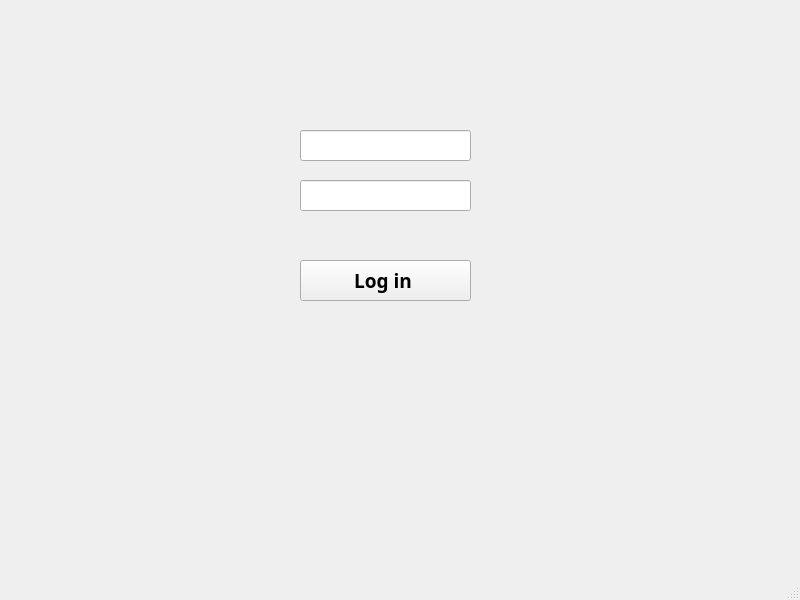
Qt form admin.ui (MoAmrYehia/TMS) before a commit.
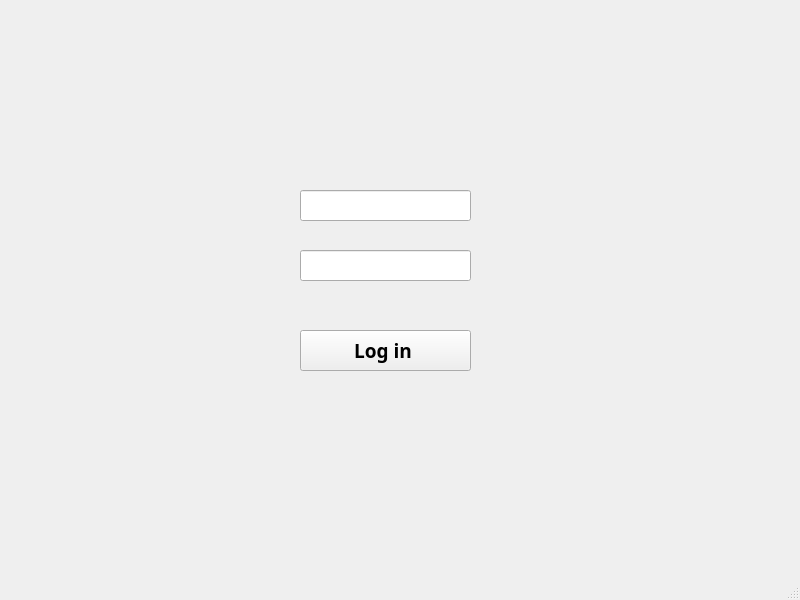
The same form after that commit. Icons and pictures are not drawn.

Patch:
```diff
--- a/admin.ui
+++ b/admin.ui
@@ -17,44 +17,11 @@
    <string notr="true">/*background-color: rgb(85, 87, 83)</string>
   </property>
   <widget class="QWidget" name="centralwidget">
-   <widget class="QLabel" name="label">
-    <property name="geometry">
-     <rect>
-      <x>310</x>
-      <y>10</y>
-      <width>131</width>
-      <height>91</height>
-     </rect>
-    </property>
-    <property name="font">
-     <font>
-      <family>Ubuntu Condensed</family>
-      <pointsize>17</pointsize>
-      <weight>75</weight>
-      <bold>true</bold>
-     </font>
-    </property>
-    <property name="layoutDirection">
-     <enum>Qt::RightToLeft</enum>
-    </property>
-    <property name="text">
-     <string/>
-    </property>
-    <property name="pixmap">
-     <pixmap>../../Desktop/admin-icon-trendy-design-style-isolated-white-background-vector-simple-modern-flat-symbol-web-site-mobile-logo-app-135742404.jpg</pixmap>
-    </property>
-    <property name="scaledContents">
-     <bool>true</bool>
-    </property>
-    <property name="alignment">
-     <set>Qt::AlignCenter</set>
-    </property>
-   </widget>
    <widget class="QLineEdit" name="email">
     <property name="geometry">
      <rect>
       <x>300</x>
-      <y>130</y>
+      <y>190</y>
       <width>171</width>
       <height>31</height>
      </rect>
@@ -67,7 +34,7 @@
     <property name="geometry">
      <rect>
       <x>300</x>
-      <y>180</y>
+      <y>250</y>
       <width>171</width>
       <height>31</height>
      </rect>
@@ -83,7 +50,7 @@
     <property name="geometry">
      <rect>
       <x>300</x>
-      <y>260</y>
+      <y>330</y>
       <width>171</width>
       <height>41</height>
      </rect>
@@ -100,6 +67,32 @@
      <string>Log in </string>
     </property>
    </widget>
+   <widget class="QLabel" name="label_2">
+    <property name="geometry">
+     <rect>
+      <x>407</x>
+      <y>330</y>
+      <width>131</width>
+      <height>31</height>
+     </rect>
+    </property>
+    <property name="text">
+     <string/>
+    </property>
+   </widget>
+   <widget class="QLabel" name="label">
+    <property name="geometry">
+     <rect>
+      <x>270</x>
+      <y>20</y>
+      <width>201</width>
+      <height>111</height>
+     </rect>
+    </property>
+    <property name="text">
+     <string/>
+    </property>
+   </widget>
   </widget>
   <widget class="QMenuBar" name="menubar">
    <property name="geometry">
```
Left out of the diff: 1 changed line with no effect on the pictures.
